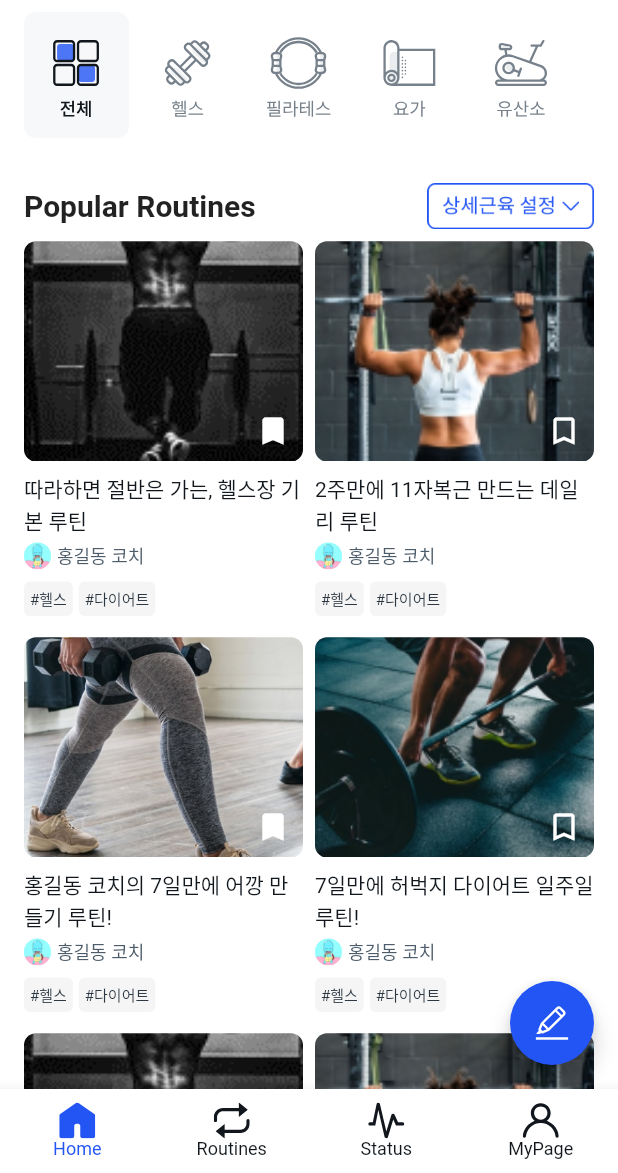
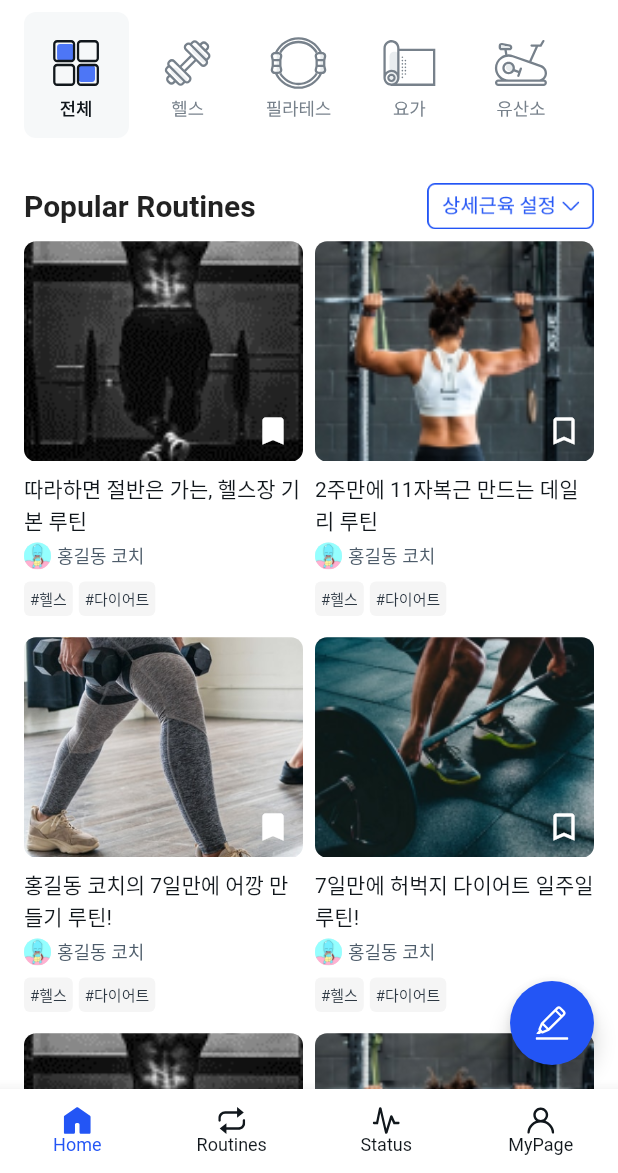
Before and after one commit to CoachMyBody/CoachMyBody-App, a Flutter app: the TabPage screen opened by its route, on a phone screen of 412 x 824 dp, the part 63-1236 px from its top. Run offline on Flutter 3.47's test engine with Material 2 defaults, Android fonts, the phone set to English and light mode, and no system bars; our stand-ins replace carousel_slider, chips_choice, easy_localization, fl_chart, flutter_svg, flutter_switch and 4 more; missing offline and left inert: dart:ffi, kakao_flutter_sdk, photo_manager, xxtea; accounts and stored records are empty; Roboto replaces fonts that are missing (SpoqaHanSansNeo); statements that could not run were skipped.

```diff
--- a/lib/ui/login/login.dart
+++ b/lib/ui/login/login.dart
@@ -158,14 +158,14 @@ class _LoginScreenState extends State<LoginScreen> {
   }
 
   void _login(bool isKakaoTalkInstalled) {
-    // if (true == _isKakaoTalkInstalled) {
-    //   _loginWithTalk();
-    // } else {
-    //   _loginWithKakao();
-    // }
+    if (true == _isKakaoTalkInstalled) {
+      _loginWithTalk();
+    } else {
+      _loginWithKakao();
+    }
 
-    Navigator.pushNamedAndRemoveUntil(
-        context, Routes.tapPage, (route) => false);
+    // Navigator.pushNamedAndRemoveUntil(
+    //     context, Routes.tapPage, (route) => false);
 
     return;
   }
--- a/lib/ui/navigation/bottom_navigation_bar.dart
+++ b/lib/ui/navigation/bottom_navigation_bar.dart
@@ -58,29 +58,47 @@ class _TabPageState extends State<TabPage> {
           items: <BottomNavigationBarItem>[
             BottomNavigationBarItem(
                 icon: (0 == _pageIndex)
-                    ? SvgPicture.asset(Assets.activeHomeIconPath,
-                        color: AppColors.cmb_blue)
-                    : SvgPicture.asset(Assets.homeIconPath,
-                        color: AppColors.cmb_grey[700]),
+                    ? SvgPicture.asset(
+                        Assets.activeHomeIconPath,
+                        color: AppColors.cmb_blue,
+                        width: 18,
+                      )
+                    : SvgPicture.asset(
+                        Assets.homeIconPath,
+                        color: AppColors.cmb_grey[700],
+                        width: 18,
+                      ),
                 label: tr(NAV_HOME_NAME)),
             BottomNavigationBarItem(
-                icon: SvgPicture.asset(Assets.routineManIconPath,
-                    color: 1 == _pageIndex
-                        ? AppColors.cmb_blue
-                        : AppColors.cmb_grey[700]),
+                icon: SvgPicture.asset(
+                  Assets.routineManIconPath,
+                  color: 1 == _pageIndex
+                      ? AppColors.cmb_blue
+                      : AppColors.cmb_grey[700],
+                  width: 18,
+                ),
                 label: tr(NAV_ROUT_MAN_NAME)),
             BottomNavigationBarItem(
-                icon: SvgPicture.asset(Assets.recordStatusIconPath,
-                    color: 2 == _pageIndex
-                        ? AppColors.cmb_blue
-                        : AppColors.cmb_grey[700]),
+                icon: SvgPicture.asset(
+                  Assets.recordStatusIconPath,
+                  color: 2 == _pageIndex
+                      ? AppColors.cmb_blue
+                      : AppColors.cmb_grey[700],
+                  width: 18,
+                ),
                 label: tr(NAV_REC_STAT_NAME)),
             BottomNavigationBarItem(
                 icon: (3 == _pageIndex)
-                    ? SvgPicture.asset(Assets.activeMypageIconPath,
-                        color: AppColors.cmb_blue)
-                    : SvgPicture.asset(Assets.mypageIconPath,
-                        color: AppColors.cmb_grey[700]),
+                    ? SvgPicture.asset(
+                        Assets.activeMypageIconPath,
+                        color: AppColors.cmb_blue,
+                        width: 18,
+                      )
+                    : SvgPicture.asset(
+                        Assets.mypageIconPath,
+                        color: AppColors.cmb_grey[700],
+                        width: 18,
+                      ),
                 label: tr(NAV_MYPAGE_NAME))
           ]),
     );
```
